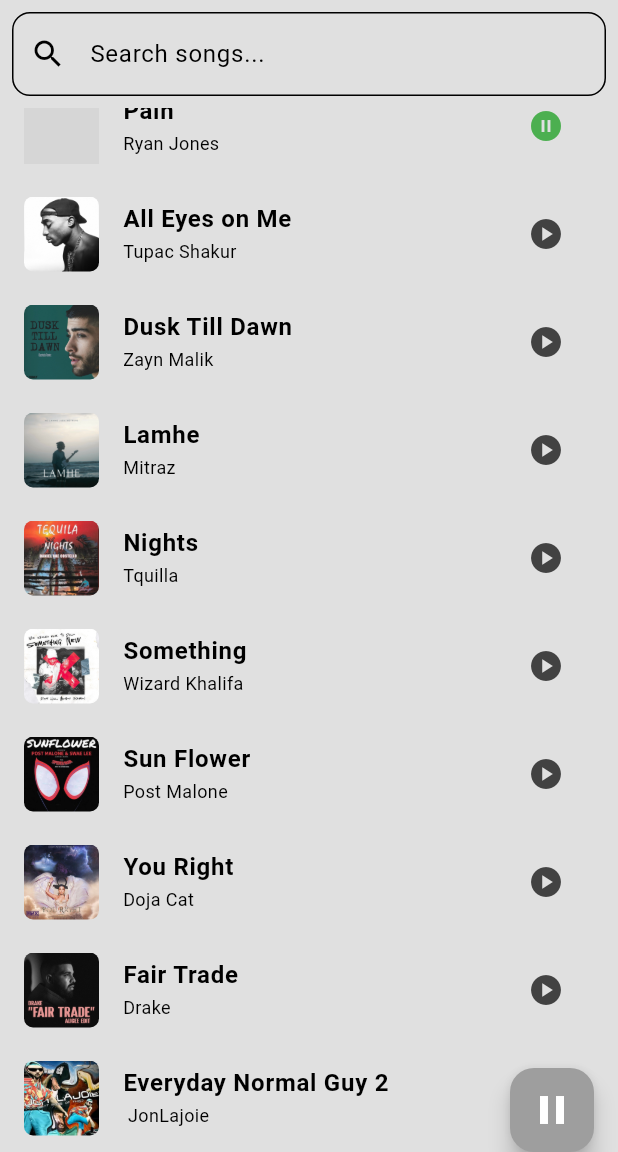
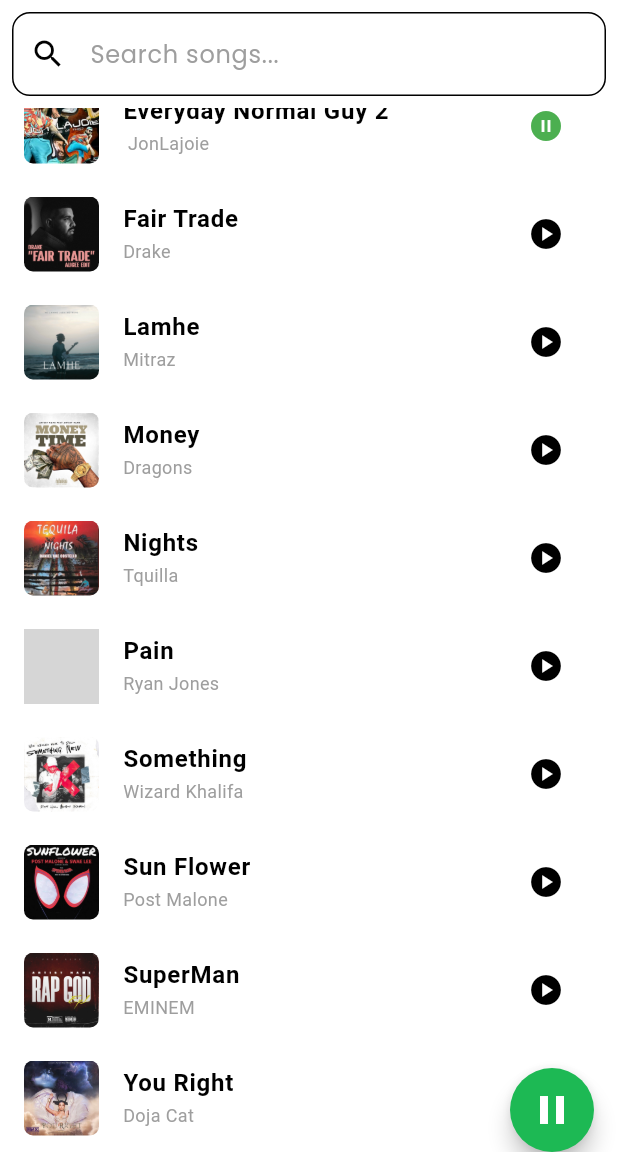
Before and after one commit to shahzeb2002/Music-Player, a Flutter app: the screen it shows after launch, scrolled down 168 dp, after a tap on the "play circle" icon, on a phone screen of 412 x 824 dp, the part 84-1236 px from its top. Run offline on Flutter 3.47's test engine with Material 3 defaults, Android fonts, the light colour scheme and no system bars; our stand-ins replace audioplayers, google_fonts; Roboto replaces fonts that are missing (Aboreto); grey boxes are pictures that could not be loaded.

Commit message:
showing list in order

```diff
--- a/lib/components/fonts.dart
+++ b/lib/components/fonts.dart
@@ -1,23 +1,30 @@
-
-
-import 'dart:ui';
-
+import 'package:flutter/material.dart';
 import 'package:google_fonts/google_fonts.dart';
 
 class AppTextStyles {
-  static final appBar = GoogleFonts.aboreto(
-    fontSize: 22,
-    fontWeight: FontWeight.bold,
-  );
+  // AppBar text style (dynamic with theme)
+  static TextStyle appBar(BuildContext context) {
+    return GoogleFonts.aboreto(
+      fontSize: 22,
+      fontWeight: FontWeight.bold,
+      color: Theme.of(context).colorScheme.primary,
+    );
+  }
 
+  // Headings (dynamic with theme)
+  static TextStyle heading(BuildContext context) {
+    return GoogleFonts.roboto(
+      fontSize: 16,
+      fontWeight: FontWeight.bold,
+      color: Theme.of(context).colorScheme.onBackground,
+    );
+  }
 
-
-  static final heading = GoogleFonts.roboto(
-    fontSize: 16,
-    fontWeight: FontWeight.bold,
-  );
-
-  static final subheading = GoogleFonts.roboto(
-    fontSize: 12,
-  );
+  // Subheadings (dynamic with theme)
+  static TextStyle subheading(BuildContext context) {
+    return GoogleFonts.roboto(
+      fontSize: 12,
+      color: Theme.of(context).colorScheme.inversePrimary,
+    );
+  }
 }
--- a/lib/models/playlist_provider.dart
+++ b/lib/models/playlist_provider.dart
@@ -8,6 +8,8 @@
 
 
 
+
+enum SortType { songName, artistName }
 class PlayListProvider extends ChangeNotifier{
 
   final List<Song> _playlist=[
@@ -86,9 +88,12 @@
     ),
 
   ];
-
+//==========================================================
   //cuurent song playing
   int? _currentSongIndex;
+  // track sorting type
+  SortType _sortType = SortType.songName;
+
 
 
   //audio---------------------------------------------------------------------
@@ -101,6 +106,7 @@
 
   //constructor
   PlayListProvider(){
+    _sortPlaylist(); // sort once on startup
     listenToDuration();
   }
 
@@ -235,7 +241,32 @@
 
   //dispose audio player
 
-  //--------------------------------------------------------------------------------------
+
+
+
+  //=====================sort============================================================
+  // inside PlayListProvider constructor
+
+    // sort songs by name alphabetically (A–Z)
+  void _sortPlaylist() {
+    if (_sortType == SortType.songName) {
+      _playlist.sort((a, b) =>
+          a.songName.toLowerCase().compareTo(b.songName.toLowerCase()));
+    } else if (_sortType == SortType.artistName) {
+      _playlist.sort((a, b) =>
+          a.artistName.toLowerCase().compareTo(b.artistName.toLowerCase()));
+    }
+    notifyListeners();
+  }
+
+  void setSortType(SortType type) {
+    _sortType = type;
+    _sortPlaylist();
+  }
+
+  SortType get sortType => _sortType;
+
+
 
   //search music query--------------------------------------------------
   String _searchQuery = "";
@@ -254,6 +285,8 @@
     notifyListeners();
   }
 
+
+  //====================================================================
   //getters
   List<Song> get playlist=>_playlist;
   int? get currentSongIndex=>_currentSongIndex;
@@ -265,7 +298,7 @@
 
 
 
-  //setters
+  //setters=========================================================================
 
   set currentSongIndex(int? newIndex){
     _currentSongIndex=newIndex;
--- a/lib/pages/SongPage.dart
+++ b/lib/pages/SongPage.dart
@@ -41,7 +41,7 @@
                     children: [
                       IconButton(onPressed: () => Navigator.pop(context), icon: Icon(Icons.arrow_back)),
 
-                      Text('P L A Y L I S T',style: AppTextStyles.appBar,),
+                      Text('P L A Y L I S T',style: AppTextStyles.appBar(context),),
                       IconButton(onPressed: () {
 
                       }, icon: Icon(Icons.menu)),
@@ -69,8 +69,8 @@
                             Column(
                               crossAxisAlignment: CrossAxisAlignment.start,
                               children: [
-                                Text(currentSong.songName,style: AppTextStyles.heading),
-                                Text(currentSong.artistName,style: AppTextStyles.subheading,),
+                                Text(currentSong.songName,style: AppTextStyles.heading(context)),
+                                Text(currentSong.artistName,style: AppTextStyles.subheading(context),),
                               ],
                             ),
                             //heart
--- a/lib/pages/home_page.dart
+++ b/lib/pages/home_page.dart
@@ -43,11 +43,12 @@
   @override
   Widget build(BuildContext context) {
     return Scaffold(
-      backgroundColor: Theme.of(context).colorScheme.background,
+      // backgroundColor: Theme.of(context).colorScheme.background,
       appBar: AppBar(
-        title: Text('Music Player',style: AppTextStyles.appBar,),
+        title: Text('Music Player',style: AppTextStyles.appBar(context),),
         centerTitle: true,
-        backgroundColor: Theme.of(context).colorScheme.secondary,
+        elevation: 0,
+        backgroundColor: Theme.of(context).colorScheme.background,
       ),
 
       drawer: MyDrawer(),
@@ -66,7 +67,8 @@
                 child: TextField(
                   decoration: InputDecoration(
                     hintText: "Search songs...",
-                    prefixIcon: Icon(Icons.search),
+                    hintStyle: TextStyle(color: Colors.grey),
+                    prefixIcon: Icon(Icons.search,),
 
                     border: OutlineInputBorder(
                       borderRadius: BorderRadius.circular(12),
@@ -84,8 +86,8 @@
                     //geting indivifaul song
                     final Song song=playlist[index];
                     return ListTile(
-                      title: Text(song.songName,style: AppTextStyles.heading,),
-                      subtitle: Text(song.artistName,style: AppTextStyles.subheading,),
+                      title: Text(song.songName,style: AppTextStyles.heading(context),),
+                      subtitle: Text(song.artistName,style: AppTextStyles.subheading(context),),
                       leading: SizedBox(
                         height: 50,width: 50,
                           child: ClipRRect(
@@ -105,7 +107,7 @@
                               }
 
                         }, icon: Icon(isPlaying?Icons.pause_circle:Icons.play_circle,
-                          color: isPlaying?Colors.green:Colors.grey.shade800));
+                          color: isPlaying?Colors.green:null));
 
                       },),
 
@@ -123,11 +125,13 @@
           // only show FAB when a song is selected
           if (player.currentSongIndex == null) return const SizedBox.shrink();
           return FloatingActionButton(
+
+            backgroundColor: Theme.of(context).colorScheme.secondary,
+            shape: StadiumBorder(),
             onPressed: () {
               player.pauseOrResume(); // hide mini-player
             },
             child:  Icon(player.isPlaying ? Icons.pause : Icons.play_arrow,
-              color: Colors.white,
               size: 32,
             ),
           );
--- a/lib/pages/settings_page.dart
+++ b/lib/pages/settings_page.dart
@@ -1,5 +1,6 @@
 import 'package:flutter/cupertino.dart';
 import 'package:flutter/material.dart';
+import 'package:musicplayer/components/fonts.dart';
 import 'package:musicplayer/themes/theme_provider.dart';
 import 'package:provider/provider.dart';
 
@@ -11,12 +12,14 @@
     return Scaffold(
       backgroundColor: Theme.of(context).colorScheme.background,
       appBar: AppBar(
-        title: Text('Settings'),
-        backgroundColor: Theme.of(context).colorScheme.secondary,
+        title: Text('Settings',style: AppTextStyles.appBar(context),),
+        backgroundColor: Theme.of(context).colorScheme.background,
+        centerTitle: true,
+        elevation: 0,
       ),
       body: Container(
         decoration: BoxDecoration(
-          color: Theme.of(context).colorScheme.secondary,
+          color: Theme.of(context).cardColor,
               borderRadius: BorderRadius.circular(15)
 
         ),
--- a/lib/splash_screen.dart
+++ b/lib/splash_screen.dart
@@ -1,6 +1,7 @@
 import 'dart:async';
 
 import 'package:flutter/material.dart';
+import 'package:musicplayer/components/fonts.dart';
 import 'package:musicplayer/pages/home_page.dart';
 import 'package:musicplayer/themes/theme_provider.dart';
 
@@ -17,7 +18,7 @@
   void initState() {
     // TODO: implement initState
     super.initState();
-    Timer(Duration(seconds: 3), () {
+    Timer(Duration(seconds: 1), () {
       Navigator.push(context, MaterialPageRoute(builder: (context)=>HomePage()));
     },);
   }
@@ -32,7 +33,7 @@
         children: [
           Image(image: AssetImage('assets/images/spotify_logo.png')),
           SizedBox(height: 10,),
-          Text('Spotify',style: TextStyle(fontSize: 24,fontWeight: FontWeight.bold,color: Colors.green),)
+          Text('M& Player',style: AppTextStyles.appBar(context),)
           ,SizedBox(height: 10,),
           Text('Bringing Everyone Together',style: TextStyle(fontSize: 14,wordSpacing: 5),),
 
--- a/lib/themes/dark_mode.dart
+++ b/lib/themes/dark_mode.dart
@@ -1,10 +1,15 @@
 import 'package:flutter/material.dart';
 
-ThemeData darkMode=ThemeData(
-  colorScheme: ColorScheme.dark(
-      background: Colors.grey.shade900,
-      primary: Colors.grey.shade600,
-      secondary: Colors.grey.shade800,
-      inversePrimary: Colors.grey.shade300
+ThemeData darkMode = ThemeData(
+  brightness: Brightness.dark,
+  scaffoldBackgroundColor: Colors.black,
+  cardColor: Colors.grey[900],   // 👈 tile background for dark mode
+
+  colorScheme: const ColorScheme.dark(
+    background: Colors.black,
+    primary: Colors.white, // text/icons
+    secondary: Color(0xFF1DB954), // Spotify green for highlights
+    inversePrimary: Colors.grey, // secondary text
   ),
+
 );
--- a/lib/themes/light_mode.dart
+++ b/lib/themes/light_mode.dart
@@ -2,12 +2,22 @@
 import 'package:google_fonts/google_fonts.dart';
 
 ThemeData lightMode=ThemeData(
+  scaffoldBackgroundColor: Colors.white,
+  brightness: Brightness.light,
+  cardColor: Colors.grey[300],   //  tile background for dark mode
+
   colorScheme: ColorScheme.light(
-    background: Colors.grey.shade300,
-    primary: Colors.grey.shade500,
-    secondary: Colors.grey.shade200,
-    inversePrimary: Colors.grey.shade900
+    background: Colors.white,
+    primary: Colors.black,
+    secondary: Color(0xFF1DB954),
+    inversePrimary: Colors.grey
+    // background: Colors.grey.shade300,
+    // primary: Colors.grey.shade500,
+    // secondary: Colors.grey.shade200,
+    // inversePrimary: Colors.grey.shade900
   ),
-  // textTheme: GoogleFonts.lobsterTextTheme()
+  textTheme: GoogleFonts.poppinsTextTheme(
+    ThemeData.light().textTheme,
+  ),
 
 );
```
